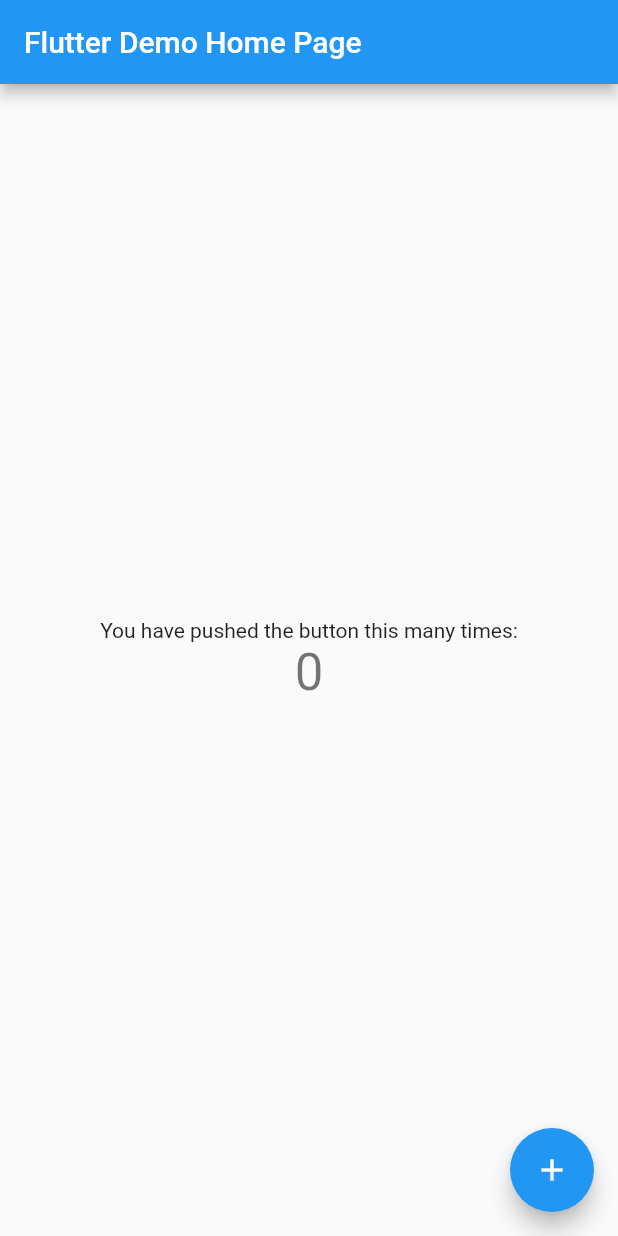
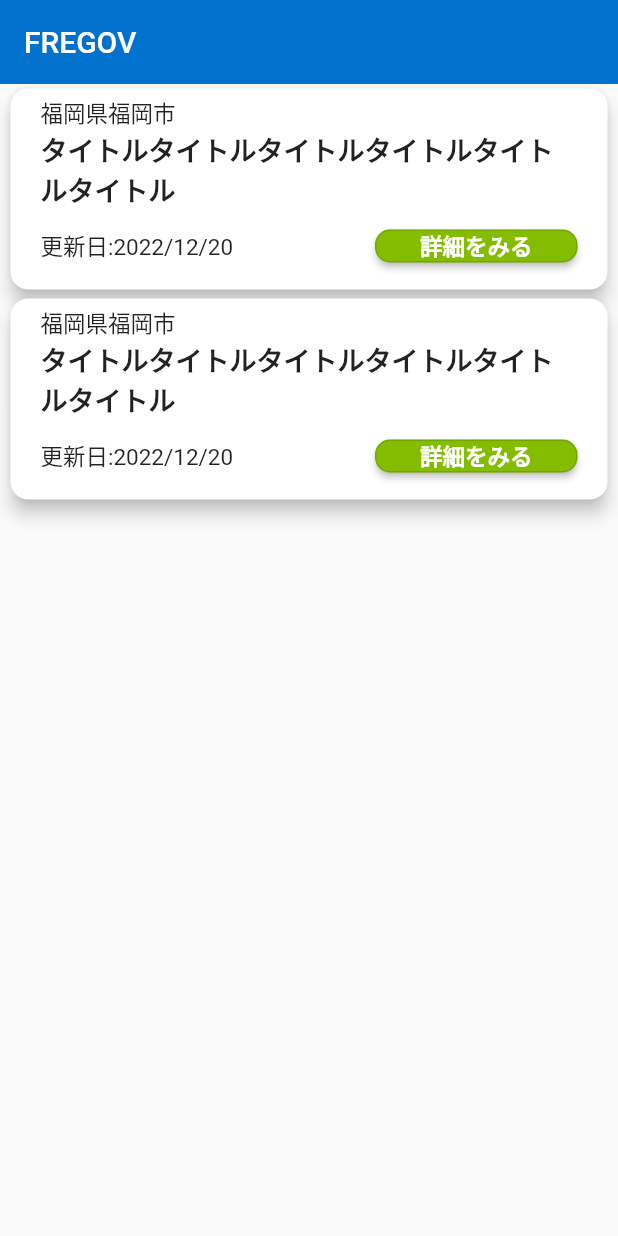
Before and after one commit to isa-nao/fregov_app, a Flutter app: the screen it shows after launch, on a phone screen of 412 x 824 dp. Run offline on Flutter 3.47's test engine with Material 2 defaults, Android fonts, the phone set to English and light mode, and no system bars; our stand-ins replace firebase_core; accounts and stored records are empty.

Commit message:
#3-coding-ui

```diff
--- a/lib/main.dart
+++ b/lib/main.dart
@@ -3,6 +3,7 @@
 import 'firebase_options.dart';
 
 void main() async {
+  WidgetsFlutterBinding.ensureInitialized();
   await Firebase.initializeApp(
   options: DefaultFirebaseOptions.currentPlatform,
   );
@@ -12,109 +13,147 @@
 class MyApp extends StatelessWidget {
   const MyApp({super.key});
 
-  // This widget is the root of your application.
   @override
   Widget build(BuildContext context) {
     return MaterialApp(
-      title: 'Flutter Demo',
+      title: 'FREGOV',
       theme: ThemeData(
-        // This is the theme of your application.
-        //
-        // Try running your application with "flutter run". You'll see the
-        // application has a blue toolbar. Then, without quitting the app, try
-        // changing the primarySwatch below to Colors.green and then invoke
-        // "hot reload" (press "r" in the console where you ran "flutter run",
-        // or simply save your changes to "hot reload" in a Flutter IDE).
-        // Notice that the counter didn't reset back to zero; the application
-        // is not restarted.
-        primarySwatch: Colors.blue,
+        appBarTheme: const AppBarTheme(
+          color: Color.fromRGBO(0, 114, 206, 1),
+          elevation: 0
         ),
-      home: const MyHomePage(title: 'Flutter Demo Home Page'),
+      ),
+      home: const MyHomePage(title: 'FREGOV'),
+      debugShowCheckedModeBanner: false,
     );
   }
 }
 
-class MyHomePage extends StatefulWidget {
-  const MyHomePage({super.key, required this.title});
-
-  // This widget is the home page of your application. It is stateful, meaning
-  // that it has a State object (defined below) that contains fields that affect
-  // how it looks.
-
-  // This class is the configuration for the state. It holds the values (in this
-  // case the title) provided by the parent (in this case the App widget) and
-  // used by the build method of the State. Fields in a Widget subclass are
-  // always marked "final".
+class MyHomePage extends StatelessWidget {
+  const MyHomePage({Key? key, required this.title}) : super(key: key);
 
   final String title;
 
   @override
-  State<MyHomePage> createState() => _MyHomePageState();
+  Widget build(BuildContext context) {
+    return Scaffold(
+      appBar: AppBar(
+        title: const Text('FREGOV'),
+      ),
+      body:Column(
+            children: <Widget> [
+              CardWithButton(
+                name: const Text(
+                  '福岡県福岡市',
+                  style: TextStyle(fontSize: 15),
+                  ),
+                title: const Text(
+                  'タイトルタイトルタイトルタイトルタイトルタイトル',
+                  style: TextStyle(fontWeight: FontWeight.bold, fontSize: 18),
+                  ),
+                footer: const Text(
+                  '更新日:2022/12/20',
+                  style: TextStyle(fontSize: 15),
+                  ),
+                buttontext: const Text(
+                  '詳細をみる',
+                  style: TextStyle(fontWeight: FontWeight.bold, fontSize: 15),
+                  ),
+                onPressed: () {
+                  print('テスト');
+                },
+              ),
+              CardWithButton(
+                name: const Text(
+                  '福岡県福岡市',
+                  style: TextStyle(fontSize: 15),
+                  ),
+                title: const Text(
+                  'タイトルタイトルタイトルタイトルタイトルタイトル',
+                  style: TextStyle(fontWeight: FontWeight.bold, fontSize: 18),
+                  ),
+                footer: const Text(
+                  '更新日:2022/12/20',
+                  style: TextStyle(fontSize: 15),
+                  ),
+                buttontext: const Text(
+                  '詳細をみる',
+                  style: TextStyle(fontWeight: FontWeight.bold, fontSize: 15),
+                  ),
+                onPressed: () {
+                  print('テスト');
+                },
+              ),
+            ],
+      ),
+    );
+  }
 }
 
-class _MyHomePageState extends State<MyHomePage> {
-  int _counter = 0;
 
-  void _incrementCounter() {
-    setState(() {
-      // This call to setState tells the Flutter framework that something has
-      // changed in this State, which causes it to rerun the build method below
-      // so that the display can reflect the updated values. If we changed
-      // _counter without calling setState(), then the build method would not be
-      // called again, and so nothing would appear to happen.
-      _counter++;
-    });
-  }
+// CardWithButtonのUIを生成
+class CardWithButton extends StatelessWidget {
+  final Text name;
+  final Text title;
+  final Text footer;
+  final Function onPressed;
+  final Text buttontext;
+
+
+  const CardWithButton({
+    Key? key,
+    required this.name,
+    required this.title,
+    required this.footer,
+    required this.onPressed,
+    required this.buttontext,
+  }) : super(key: key);
 
   @override
   Widget build(BuildContext context) {
-    // This method is rerun every time setState is called, for instance as done
-    // by the _incrementCounter method above.
-    //
-    // The Flutter framework has been optimized to make rerunning build methods
-    // fast, so that you can just rebuild anything that needs updating rather
-    // than having to individually change instances of widgets.
-    return Scaffold(
-      appBar: AppBar(
-        // Here we take the value from the MyHomePage object that was created by
-        // the App.build method, and use it to set our appbar title.
-        title: Text(widget.title),
+    return Column(
+      children: [
+        Card(
+          elevation: 5,
+          margin: const EdgeInsets.symmetric(vertical: 3, horizontal: 7),
+          shape: RoundedRectangleBorder(
+            borderRadius: BorderRadius.circular(12),
           ),
-      body: Center(
-        // Center is a layout widget. It takes a single child and positions it
-        // in the middle of the parent.
+          child: Container(
+            width: MediaQuery.of(context).size.width,
+            padding: const EdgeInsets.symmetric(vertical: 5, horizontal: 20),
             child: Column(
-          // Column is also a layout widget. It takes a list of children and
-          // arranges them vertically. By default, it sizes itself to fit its
-          // children horizontally, and tries to be as tall as its parent.
-          //
-          // Invoke "debug painting" (press "p" in the console, choose the
-          // "Toggle Debug Paint" action from the Flutter Inspector in Android
-          // Studio, or the "Toggle Debug Paint" command in Visual Studio Code)
-          // to see the wireframe for each widget.
-          //
-          // Column has various properties to control how it sizes itself and
-          // how it positions its children. Here we use mainAxisAlignment to
-          // center the children vertically; the main axis here is the vertical
-          // axis because Columns are vertical (the cross axis would be
-          // horizontal).
-          mainAxisAlignment: MainAxisAlignment.center,
+              crossAxisAlignment: CrossAxisAlignment.start,
               children: <Widget>[
-            const Text(
-              'You have pushed the button this many times:',
+                name,
+                title,
+                Row(
+                  children: <Widget> [
+                    footer,
+                    const Expanded(child: SizedBox()),
+                    OutlinedButton(
+                      onPressed: () {
+                        onPressed();
+                      },
+                      style: OutlinedButton.styleFrom(
+                        foregroundColor: Colors.white,
+                        backgroundColor: const Color.fromRGBO(132, 189, 0, 1),
+                        padding: const EdgeInsets.symmetric(horizontal: 30),
+                        minimumSize: Size.zero,
+                        shape: RoundedRectangleBorder(
+                          borderRadius: BorderRadius.circular(10),
                         ),
-            Text(
-              '$_counter',
-              style: Theme.of(context).textTheme.headline4,
+                        elevation: 2,
                       ),
+                      child: buttontext,
+                    ),
+                  ]
+                )
               ],
             ),
           ),
-      floatingActionButton: FloatingActionButton(
-        onPressed: _incrementCounter,
-        tooltip: 'Increment',
-        child: const Icon(Icons.add),
-      ), // This trailing comma makes auto-formatting nicer for build methods.
+        ),
+      ],
     );
   }
 }
```
Also changed, not shown: 4 other files. Lines whose indentation alone changed are shown as unchanged.
